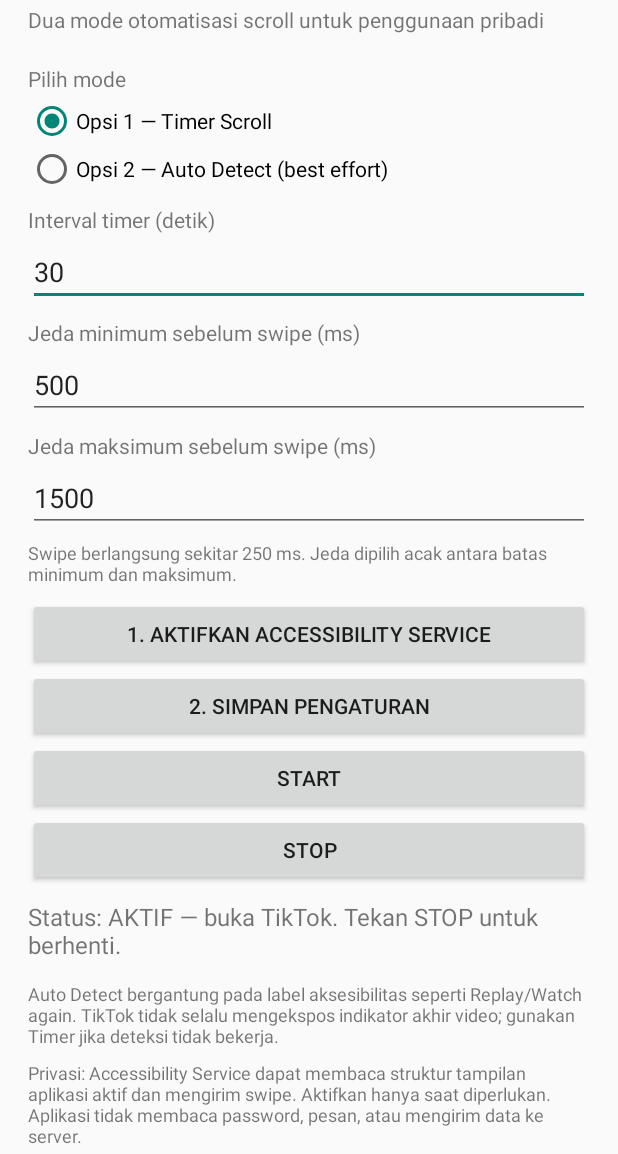
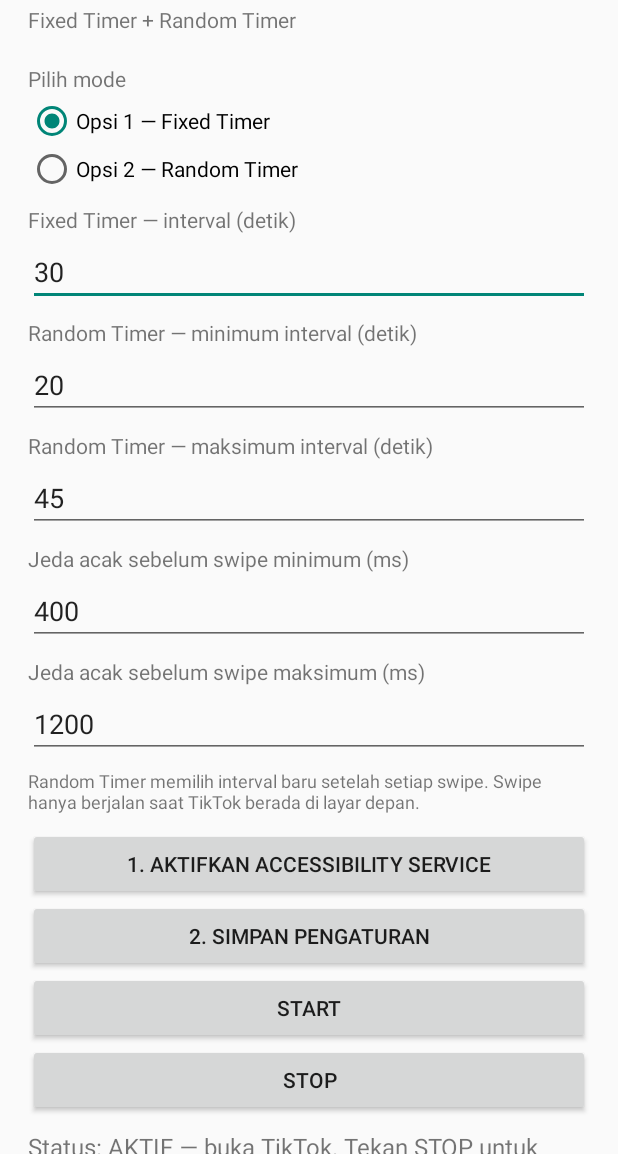
Before and after one commit to amraharjoe-code/tiktok-autoscroll-android, an Android app: the screen it shows after launch (MainActivity), after a tap on "START", on a phone screen of 412 x 824 dp, the part 82-1236 px from its top. Run offline under Robolectric (Android 15) with nearby library versions, the phone set to English and light mode, and no system bars; 1 other tap on this screen came first.

Commit message:
Replace Auto Detect with configurable Random Timer

```diff
--- a/app/src/main/java/com/aiwolfie/tiktokautoscroll/MainActivity.kt
+++ b/app/src/main/java/com/aiwolfie/tiktokautoscroll/MainActivity.kt
@@ -4,16 +4,18 @@ import android.app.Activity
 import android.content.Intent
 import android.os.Bundle
 import android.provider.Settings
+import android.text.InputType
 import android.view.Gravity
 import android.widget.*
-import android.text.InputType
 
 class MainActivity : Activity() {
     private val prefs by lazy { getSharedPreferences(PREFS, MODE_PRIVATE) }
     private lateinit var mode: RadioGroup
-    private lateinit var interval: EditText
-    private lateinit var minDelay: EditText
-    private lateinit var maxDelay: EditText
+    private lateinit var fixed: EditText
+    private lateinit var randomMin: EditText
+    private lateinit var randomMax: EditText
+    private lateinit var delayMin: EditText
+    private lateinit var delayMax: EditText
     private lateinit var status: TextView
 
     override fun onCreate(savedInstanceState: Bundle?) {
@@ -30,27 +32,32 @@ class MainActivity : Activity() {
             gravity = Gravity.CENTER_VERTICAL
         })
         box.addView(TextView(this).apply {
-            text = "Dua mode otomatisasi scroll untuk penggunaan pribadi"
+            text = "Fixed Timer + Random Timer"
             textSize = 14f
             setPadding(0, 5, 0, 18)
         })
 
         box.addView(label("Pilih mode"))
         mode = RadioGroup(this).apply { orientation = RadioGroup.VERTICAL }
-        mode.addView(RadioButton(this).apply { id = MODE_TIMER; text = "Opsi 1 — Timer Scroll" })
-        mode.addView(RadioButton(this).apply { id = MODE_DETECT; text = "Opsi 2 — Auto Detect (best effort)" })
+        mode.addView(RadioButton(this).apply { id = MODE_FIXED; text = "Opsi 1 — Fixed Timer" })
+        mode.addView(RadioButton(this).apply { id = MODE_RANDOM; text = "Opsi 2 — Random Timer" })
         box.addView(mode)
 
-        box.addView(label("Interval timer (detik)"))
-        interval = numberField("30"); box.addView(interval)
-        box.addView(label("Jeda minimum sebelum swipe (ms)"))
-        minDelay = numberField("500"); box.addView(minDelay)
-        box.addView(label("Jeda maksimum sebelum swipe (ms)"))
-        maxDelay = numberField("1500"); box.addView(maxDelay)
+        box.addView(label("Fixed Timer — interval (detik)"))
+        fixed = numberField("30"); box.addView(fixed)
+        box.addView(label("Random Timer — minimum interval (detik)"))
+        randomMin = numberField("20"); box.addView(randomMin)
+        box.addView(label("Random Timer — maksimum interval (detik)"))
+        randomMax = numberField("45"); box.addView(randomMax)
+        box.addView(label("Jeda acak sebelum swipe minimum (ms)"))
+        delayMin = numberField("400"); box.addView(delayMin)
+        box.addView(label("Jeda acak sebelum swipe maksimum (ms)"))
+        delayMax = numberField("1200"); box.addView(delayMax)
 
         box.addView(TextView(this).apply {
-            text = "Swipe berlangsung sekitar 250 ms. Jeda dipilih acak antara batas minimum dan maksimum."
-            textSize = 12f; setPadding(0, 8, 0, 12)
+            text = "Random Timer memilih interval baru setelah setiap swipe. Swipe hanya berjalan saat TikTok berada di layar depan."
+            textSize = 12f
+            setPadding(0, 10, 0, 14)
         })
         box.addView(Button(this).apply {
             text = "1. Aktifkan Accessibility Service"
@@ -58,12 +65,12 @@ class MainActivity : Activity() {
         })
         box.addView(Button(this).apply {
             text = "2. Simpan Pengaturan"
-            setOnClickListener { save() }
+            setOnClickListener { saveSettings() }
         })
         box.addView(Button(this).apply {
             text = "START"
             setOnClickListener {
-                save()
+                saveSettings()
                 prefs.edit().putBoolean(KEY_ENABLED, true).apply()
                 status.text = "Status: AKTIF — buka TikTok. Tekan STOP untuk berhenti."
             }
@@ -75,39 +82,63 @@ class MainActivity : Activity() {
                 status.text = "Status: berhenti"
             }
         })
-        status = TextView(this).apply { textSize = 16f; setPadding(0, 14, 0, 12) }
+        status = TextView(this).apply {
+            textSize = 16f
+            setPadding(0, 14, 0, 12)
+        }
         box.addView(status)
         box.addView(TextView(this).apply {
-            text = "Auto Detect bergantung pada label aksesibilitas seperti Replay/Watch again. TikTok tidak selalu mengekspos indikator akhir video; gunakan Timer jika deteksi tidak bekerja."
-            textSize = 12f; setPadding(0, 8, 0, 12)
-        })
-        box.addView(TextView(this).apply {
-            text = "Privasi: Accessibility Service dapat membaca struktur tampilan aplikasi aktif dan mengirim swipe. Aktifkan hanya saat diperlukan. Aplikasi tidak membaca password, pesan, atau mengirim data ke server."
+            text = "Auto Detect akhir video dihapus. Accessibility Service hanya memeriksa aplikasi foreground untuk membatasi swipe ke TikTok. Tidak ada data yang dikirim ke server."
             textSize = 12f
         })
         setContentView(page)
-        load()
+        loadSettings()
     }
 
-    private fun label(s: String) = TextView(this).apply { text = s; textSize = 14f; setPadding(0, 12, 0, 4) }
-    private fun numberField(v: String) = EditText(this).apply {
-        setSingleLine(true); inputType = InputType.TYPE_CLASS_NUMBER; setText(v)
+    private fun label(value: String) = TextView(this).apply {
+        text = value
+        textSize = 14f
+        setPadding(0, 12, 0, 4)
     }
-    private fun load() {
-        mode.check(if (prefs.getString(KEY_MODE, TIMER) == DETECT) MODE_DETECT else MODE_TIMER)
-        interval.setText(prefs.getInt(KEY_INTERVAL, 30).toString())
-        minDelay.setText(prefs.getInt(KEY_MIN, 500).toString())
-        maxDelay.setText(prefs.getInt(KEY_MAX, 1500).toString())
+
+    private fun numberField(value: String) = EditText(this).apply {
+        setSingleLine(true)
+        inputType = InputType.TYPE_CLASS_NUMBER
+        setText(value)
+    }
+
+    private fun loadSettings() {
+        mode.check(if (prefs.getString(KEY_MODE, FIXED) == RANDOM) MODE_RANDOM else MODE_FIXED)
+        fixed.setText(prefs.getInt(KEY_FIXED_SECONDS, 30).toString())
+        randomMin.setText(prefs.getInt(KEY_RANDOM_MIN_SECONDS, 20).toString())
+        randomMax.setText(prefs.getInt(KEY_RANDOM_MAX_SECONDS, 45).toString())
+        delayMin.setText(prefs.getInt(KEY_DELAY_MIN_MS, 400).toString())
+        delayMax.setText(prefs.getInt(KEY_DELAY_MAX_MS, 1200).toString())
         status.text = if (prefs.getBoolean(KEY_ENABLED, false)) "Status: AKTIF" else "Status: berhenti"
     }
-    private fun save() {
-        val seconds = interval.text.toString().toIntOrNull()?.coerceIn(5, 3600) ?: 30
-        val min = minDelay.text.toString().toIntOrNull()?.coerceIn(100, 10000) ?: 500
-        val max = maxOf(min, maxDelay.text.toString().toIntOrNull()?.coerceIn(100, 10000) ?: 1500)
+
+    private fun saveSettings() {
+        val fixedValue = fixed.text.toString().toIntOrNull()?.coerceIn(5, 3600) ?: 30
+        val minSeconds = randomMin.text.toString().toIntOrNull()?.coerceIn(5, 3600) ?: 20
+        val maxSeconds = maxOf(minSeconds, randomMax.text.toString().toIntOrNull()?.coerceIn(5, 3600) ?: 45)
+        val minMs = delayMin.text.toString().toIntOrNull()?.coerceIn(100, 10000) ?: 400
+        val maxMs = maxOf(minMs, delayMax.text.toString().toIntOrNull()?.coerceIn(100, 10000) ?: 1200)
+        val selectedMode = if (mode.checkedRadioButtonId == MODE_RANDOM) RANDOM else FIXED
+
         prefs.edit()
-            .putString(KEY_MODE, if (mode.checkedRadioButtonId == MODE_DETECT) DETECT else TIMER)
-            .putInt(KEY_INTERVAL, seconds).putInt(KEY_MIN, min).putInt(KEY_MAX, max).apply()
-        minDelay.setText(min.toString()); maxDelay.setText(max.toString())
+            .putString(KEY_MODE, selectedMode)
+            .putInt(KEY_FIXED_SECONDS, fixedValue)
+            .putInt(KEY_RANDOM_MIN_SECONDS, minSeconds)
+            .putInt(KEY_RANDOM_MAX_SECONDS, maxSeconds)
+            .putInt(KEY_DELAY_MIN_MS, minMs)
+            .putInt(KEY_DELAY_MAX_MS, maxMs)
+            .apply()
+
+        fixed.setText(fixedValue.toString())
+        randomMin.setText(minSeconds.toString())
+        randomMax.setText(maxSeconds.toString())
+        delayMin.setText(minMs.toString())
+        delayMax.setText(maxMs.toString())
         Toast.makeText(this, "Pengaturan disimpan", Toast.LENGTH_SHORT).show()
     }
 
@@ -115,12 +146,14 @@ class MainActivity : Activity() {
         const val PREFS = "autoscroll_settings"
         const val KEY_ENABLED = "enabled"
         const val KEY_MODE = "mode"
-        const val KEY_INTERVAL = "interval_seconds"
-        const val KEY_MIN = "min_delay_ms"
-        const val KEY_MAX = "max_delay_ms"
-        const val TIMER = "timer"
-        const val DETECT = "detect"
-        const val MODE_TIMER = 1001
-        const val MODE_DETECT = 1002
+        const val KEY_FIXED_SECONDS = "fixed_seconds"
+        const val KEY_RANDOM_MIN_SECONDS = "random_min_seconds"
+        const val KEY_RANDOM_MAX_SECONDS = "random_max_seconds"
+        const val KEY_DELAY_MIN_MS = "min_delay_ms"
+        const val KEY_DELAY_MAX_MS = "max_delay_ms"
+        const val FIXED = "fixed"
+        const val RANDOM = "random"
+        const val MODE_FIXED = 2101
+        const val MODE_RANDOM = 2102
     }
 }
```
